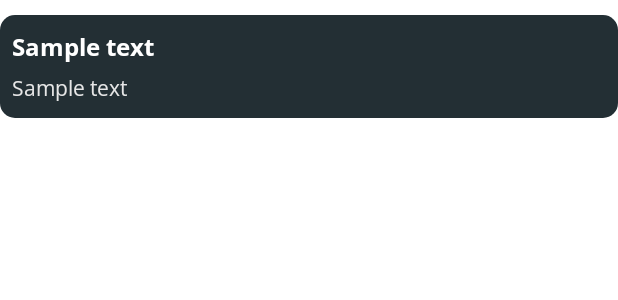
After one commit to vismay02/Make-A-Note, an Android app: the layout notes_item_view.xml on its own in the app's theme, with its tools: preview values and no code run, on a phone screen of 412 x 824 dp. The commit adds this screen. Shown: the top 300 px of the screen. Run offline under Robolectric (Android 15) with nearby library versions, the phone set to English and light mode, and no system bars.

Commit message:
Creating Note and seeing the created notes in a list form is now possible.

```diff
--- a/app/src/main/AndroidManifest.xml
+++ b/app/src/main/AndroidManifest.xml
@@ -12,7 +12,8 @@
         android:theme="@style/Theme.MakeANote">
         <activity
             android:name="com.vismay.makeanote.ui.createupdatenote.CreateUpdateNoteActivity"
-            android:exported="false" />
+            android:exported="false"
+            android:windowSoftInputMode="adjustResize"/>
         <activity
             android:name="com.vismay.makeanote.ui.notes.MainActivity"
             android:exported="true">
--- a/app/src/main/java/com/vismay/makeanote/data/local/db/dao/NoteDao.kt
+++ b/app/src/main/java/com/vismay/makeanote/data/local/db/dao/NoteDao.kt
@@ -9,11 +9,11 @@ interface NoteDao {
     suspend fun getAllNotes(): List<NoteEntity>
 
     @Insert
-    suspend fun insertNote(users: NoteEntity)
+    suspend fun insertNote(note: NoteEntity)
 
     @Delete
-    suspend fun deleteNote(user: NoteEntity)
+    suspend fun deleteNote(note: NoteEntity)
 
     @Update
-    suspend fun updateNote(user: NoteEntity)
+    suspend fun updateNote(note: NoteEntity)
 }
--- a/app/src/main/java/com/vismay/makeanote/data/repository/NoteRepository.kt
+++ b/app/src/main/java/com/vismay/makeanote/data/repository/NoteRepository.kt
@@ -1,6 +1,5 @@
 package com.vismay.makeanote.data.repository
 
-import androidx.lifecycle.LiveData
 import com.vismay.makeanote.data.local.db.entity.NoteEntity
 import javax.inject.Singleton
 
@@ -9,4 +8,6 @@ interface NoteRepository {
 
     suspend fun getNotes(): List<NoteEntity>
 
+    suspend fun saveNote(note: NoteEntity)
+
 }
--- a/app/src/main/java/com/vismay/makeanote/di/module/RepositoryModule.kt
+++ b/app/src/main/java/com/vismay/makeanote/di/module/RepositoryModule.kt
@@ -10,7 +10,6 @@ import dagger.hilt.components.SingletonComponent
 @InstallIn(SingletonComponent::class)
 @Module
 abstract class RepositoryModule {
-
     @Binds
     abstract fun provideNoteRepository(noteRepositoryImpl: NoteRepositoryImpl): NoteRepository
 }
--- /dev/null
+++ b/app/src/main/res/drawable/rounded_rectangle.xml
@@ -0,0 +1,6 @@
+<?xml version="1.0" encoding="utf-8"?>
+<shape xmlns:android="http://schemas.android.com/apk/res/android"
+    android:shape="rectangle">
+    <corners android:radius="@dimen/_10dp"/>
+   <solid android:color="@color/purple_700"/>
+</shape>
--- a/app/src/main/res/layout/activity_main.xml
+++ b/app/src/main/res/layout/activity_main.xml
@@ -4,12 +4,14 @@
     xmlns:tools="http://schemas.android.com/tools"
     android:layout_width="match_parent"
     android:layout_height="match_parent"
+    android:background="@color/black"
     tools:context=".ui.notes.MainActivity">
 
     <androidx.recyclerview.widget.RecyclerView
         android:id="@+id/notesRecycler"
         android:layout_width="match_parent"
         android:layout_height="match_parent"
+        app:layoutManager="androidx.recyclerview.widget.LinearLayoutManager"
         app:layout_constraintBottom_toBottomOf="parent"
         app:layout_constraintEnd_toEndOf="parent"
         app:layout_constraintStart_toStartOf="parent"
--- /dev/null
+++ b/app/src/main/res/layout/notes_item_view.xml
@@ -0,0 +1,45 @@
+<?xml version="1.0" encoding="utf-8"?>
+<androidx.constraintlayout.widget.ConstraintLayout xmlns:android="http://schemas.android.com/apk/res/android"
+    xmlns:app="http://schemas.android.com/apk/res-auto"
+    xmlns:tools="http://schemas.android.com/tools"
+    android:layout_width="match_parent"
+    android:layout_height="wrap_content"
+    android:layout_marginVertical="@dimen/_10dp"
+    android:background="@drawable/rounded_rectangle"
+    android:paddingVertical="@dimen/_10dp">
+
+    <androidx.appcompat.widget.AppCompatTextView
+        android:id="@+id/text_title"
+        android:layout_width="0dp"
+        android:layout_height="wrap_content"
+        android:layout_marginHorizontal="@dimen/_8dp"
+        android:ellipsize="end"
+        android:fontFamily="@font/opensans_bold"
+        android:maxLines="1"
+        android:textAlignment="viewStart"
+        android:textColor="@color/white"
+        android:textSize="@dimen/_16sp"
+        app:layout_constraintEnd_toEndOf="parent"
+        app:layout_constraintStart_toStartOf="parent"
+        app:layout_constraintTop_toTopOf="parent"
+        tools:text="Sample text" />
+
+    <androidx.appcompat.widget.AppCompatTextView
+        android:id="@+id/text_description"
+        android:layout_width="0dp"
+        android:layout_height="wrap_content"
+        android:layout_marginHorizontal="@dimen/_8dp"
+        android:layout_marginTop="@dimen/_6dp"
+        android:ellipsize="end"
+        android:fontFamily="@font/opensans_regular"
+        android:maxLines="1"
+        android:textAlignment="viewStart"
+        android:textColor="@color/mercury"
+        android:textSize="@dimen/_14sp"
+        app:layout_constraintBottom_toBottomOf="parent"
+        app:layout_constraintEnd_toEndOf="parent"
+        app:layout_constraintStart_toStartOf="parent"
+        app:layout_constraintTop_toBottomOf="@+id/text_title"
+        tools:text="Sample text" />
+
+</androidx.constraintlayout.widget.ConstraintLayout>
--- a/app/src/main/res/values/colors.xml
+++ b/app/src/main/res/values/colors.xml
@@ -7,6 +7,6 @@
     <color name="teal_700">#C17B00</color>
     <color name="black">#FF000000</color>
     <color name="white">#FFFFFFFF</color>
-
+    <color name="mercury">#E7E7E7</color>
     <color name="grey">#999999</color>
 </resources>
--- a/app/src/main/res/values/strings.xml
+++ b/app/src/main/res/values/strings.xml
@@ -3,4 +3,5 @@
 
     <string name="create_note">Create</string>
     <string name="new_note">New Note</string>
+    <string name="save_and_back">Press back again to save &amp; exit</string>
 </resources>
```
Also changed, not shown: app/src/main/java/com/vismay/makeanote/data/local/db/entity/NoteEntity.kt (+5 -6 lines), app/src/main/java/com/vismay/makeanote/data/repository/NoteRepositoryImpl.kt (+8 -0 lines), app/src/main/java/com/vismay/makeanote/ui/createupdatenote/CreateUpdateNoteActivity.kt (+45 -0 lines), app/src/main/java/com/vismay/makeanote/ui/createupdatenote/CreateUpdateViewModel.kt (+23 -1 lines), app/src/main/java/com/vismay/makeanote/ui/notes/MainActivity.kt (+8 -4 lines), app/src/main/java/com/vismay/makeanote/ui/notes/NotesAdapter.kt (+33 -4 lines), app/src/main/java/com/vismay/makeanote/utils/Utils.kt (added, +17 -0 lines), app/src/main/res/layout/activity_create_update_note.xml (+9 -1 lines), app/src/main/res/font/opensans_bold.ttf (added), app/src/main/res/font/opensans_regular.ttf (added), app/src/main/res/font/opensans_semibold.ttf (added).
